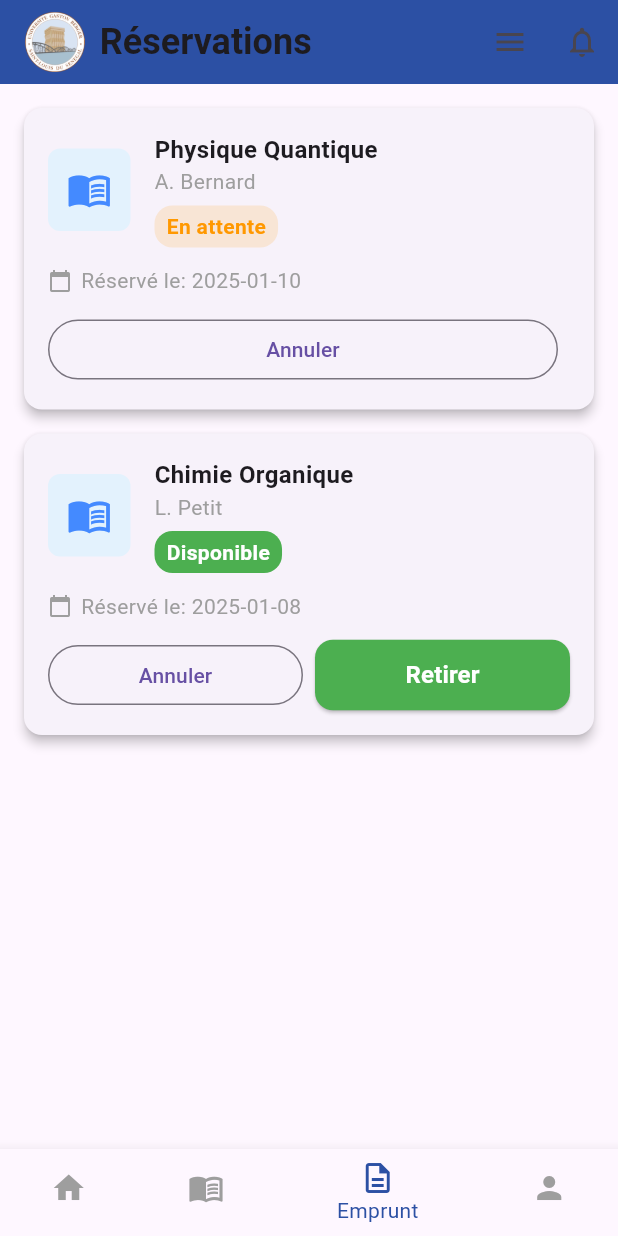
After one commit to fickou/gestion_biblitheque, a Flutter app: the ReservationsPage screen opened by its route, on a phone screen of 412 x 824 dp. The commit adds this screen. Run offline on Flutter 3.47's test engine with Material 3 defaults, Android fonts, the phone set to English and light mode, and no system bars; our stand-ins replace flutter_riverpod, go_router.

Commit message:
Profil et reservation

```diff
--- a/lib/providers/auth_provider.dart
+++ b/lib/providers/auth_provider.dart
@@ -1,5 +1,5 @@
 // Créez le fichier : lib/providers/auth_provider.dart
-import 'package:flutter_riverpod/legacy.dart';
+import 'package:flutter_riverpod/flutter_riverpod.dart';
 /// Un StateProvider est le type de provider le plus simple.
 /// Il est parfait pour stocker des états simples comme un booléen, un nombre, ou une chaîne de caractères.
 /// Ici, il va stocker 'true' si l'utilisateur est connecté, et 'false' sinon.
--- /dev/null
+++ b/lib/screens/reservation.dart
@@ -0,0 +1,216 @@
+import 'package:flutter/material.dart';
+import 'package:gestion_bibliotheque/models/reservation.dart';
+class ReservationsPage extends StatefulWidget {
+  const ReservationsPage({super.key});
+
+  @override
+  State<ReservationsPage> createState() => _ReservationsPageState();
+}
+
+class _ReservationsPageState extends State<ReservationsPage> {
+  void _handleCancel(String title) {
+    ScaffoldMessenger.of(context).showSnackBar(
+      SnackBar(content: Text('Réservation annulée pour "$title"')),
+    );
+  }
+
+  void _handlePickup(String title) {
+    ScaffoldMessenger.of(context).showSnackBar(
+      SnackBar(content: Text('"$title" est prêt pour le retrait')),
+    );
+  }
+
+  Color _statusColor(String status) {
+    if (status == "Disponible") return Colors.green;
+    if (status == "En attente") return Colors.orange;
+    return Colors.grey;
+  }
+
+  @override
+  Widget build(BuildContext context) {
+    return Scaffold(
+      // ----- AppBar -----
+      appBar: AppBar(
+        backgroundColor: const Color(0xFF2C50A4),
+        title: Row(
+          children: [
+            Image.asset(
+              'assets/images/logo.png', // ton logo ici
+              height: 40,
+            ),
+            const SizedBox(width: 10),
+            const Text(
+              "Réservations",
+              style: TextStyle(
+                fontWeight: FontWeight.bold,
+                fontSize: 24,
+              ),
+            ),
+          ],
+        ),
+        actions: [
+          IconButton(icon: const Icon(Icons.menu), onPressed: () {}),
+          IconButton(icon: const Icon(Icons.notifications_none), onPressed: () {}),
+        ],
+      ),
+
+      // ----- Body -----
+      body: Padding(
+        padding: const EdgeInsets.all(16.0),
+        child: reservations.isEmpty
+            ? Center(
+                child: Column(
+                  mainAxisAlignment: MainAxisAlignment.center,
+                  children: const [
+                    Icon(Icons.menu_book, size: 80, color: Colors.grey),
+                    SizedBox(height: 12),
+                    Text(
+                      "Aucune réservation active",
+                      style: TextStyle(color: Colors.grey),
+                    ),
+                  ],
+                ),
+              )
+            : ListView.builder(
+                itemCount: reservations.length,
+                itemBuilder: (context, index) {
+                  final res = reservations[index];
+                  return Card(
+                    margin: const EdgeInsets.only(bottom: 16),
+                    elevation: 3,
+                    shape: RoundedRectangleBorder(
+                      borderRadius: BorderRadius.circular(12),
+                    ),
+                    child: Padding(
+                      padding: const EdgeInsets.all(16),
+                      child: Column(
+                        crossAxisAlignment: CrossAxisAlignment.start,
+                        children: [
+                          // --- Ligne du haut : image + titre + badge ---
+                          Row(
+                            children: [
+                              Container(
+                                width: 55,
+                                height: 55,
+                                decoration: BoxDecoration(
+                                  color: Colors.blue.shade50,
+                                  borderRadius: BorderRadius.circular(8),
+                                ),
+                                child: const Icon(
+                                  Icons.menu_book,
+                                  color: Colors.blueAccent,
+                                  size: 30,
+                                ),
+                              ),
+                              const SizedBox(width: 16),
+                              Expanded(
+                                child: Column(
+                                  crossAxisAlignment: CrossAxisAlignment.start,
+                                  children: [
+                                    Text(
+                                      res.title,
+                                      style: const TextStyle(
+                                        fontWeight: FontWeight.bold,
+                                        fontSize: 16,
+                                      ),
+                                    ),
+                                    Text(
+                                      res.author,
+                                      style: const TextStyle(color: Colors.grey),
+                                    ),
+                                    const SizedBox(height: 6),
+                                    // Badge
+                                    Container(
+                                      padding: const EdgeInsets.symmetric(
+                                          horizontal: 8, vertical: 4),
+                                      decoration: BoxDecoration(
+                                        color: res.status == "Disponible"
+                                            ? Colors.green
+                                            : _statusColor(res.status).withOpacity(0.15),
+                                        borderRadius: BorderRadius.circular(12),
+                                      ),
+                                      child: Text(
+                                        res.status,
+                                        style: TextStyle(
+                                          color: res.status == "Disponible"
+                                              ? Colors.white
+                                              : _statusColor(res.status),
+                                          fontWeight: FontWeight.w600,
+                                        ),
+                                      ),
+                                    ),
+                                  ],
+                                ),
+                              ),
+                            ],
+                          ),
+                          const SizedBox(height: 12),
+
+                          // --- Date ---
+                          Row(
+                            children: [
+                              const Icon(Icons.calendar_today,
+                                  size: 16, color: Colors.grey),
+                              const SizedBox(width: 6),
+                              Text(
+                                "Réservé le: ${res.reserveDate}",
+                                style: const TextStyle(color: Colors.grey),
+                              ),
+                            ],
+                          ),
+                          const SizedBox(height: 12),
+
+                          // --- Boutons Annuler / Retirer ---
+                          Row(
+                            children: [
+                              Expanded(
+                                child: OutlinedButton(
+                                  onPressed: () => _handleCancel(res.title),
+                                  child: const Text("Annuler"),
+                                ),
+                              ),
+                              const SizedBox(width: 8),
+                              if (res.status == "Disponible")
+                                Expanded(
+                                  child: ElevatedButton(
+                                    style: ElevatedButton.styleFrom(
+                                      backgroundColor: Colors.green,
+                                      foregroundColor: Colors.white,
+                                      shape: RoundedRectangleBorder(
+                                        borderRadius: BorderRadius.circular(12),
+                                      ),
+                                      padding: const EdgeInsets.symmetric(vertical: 12),
+                                    ),
+                                    onPressed: () => _handlePickup(res.title),
+                                    child: const Text(
+                                      "Retirer",
+                                      style: TextStyle(
+                                          fontWeight: FontWeight.bold, fontSize: 16),
+                                    ),
+                                  ),
+                                ),
+                            ],
+                          ),
+                        ],
+                      ),
+                    ),
+                  );
+                },
+              ),
+      ),
+
+      // ----- Bottom Navigation -----
+      bottomNavigationBar: BottomNavigationBar(
+        currentIndex: 2,
+        selectedItemColor: const Color(0xFF2C50A4),
+        unselectedItemColor: Colors.grey,
+        items: const [
+          BottomNavigationBarItem(icon: Icon(Icons.home), label: "Accueil"),
+          BottomNavigationBarItem(icon: Icon(Icons.menu_book), label: "Catalogue"),
+          BottomNavigationBarItem(icon: Icon(Icons.description_outlined), label: "Emprunt"),
+          BottomNavigationBarItem(icon: Icon(Icons.person), label: "Profil"),
+        ],
+      ),
+    );
+  }
+}
```
Also changed, not shown: lib/config/routes.dart (+13 -0 lines), lib/screens/profil.dart (added, +167 -0 lines).
